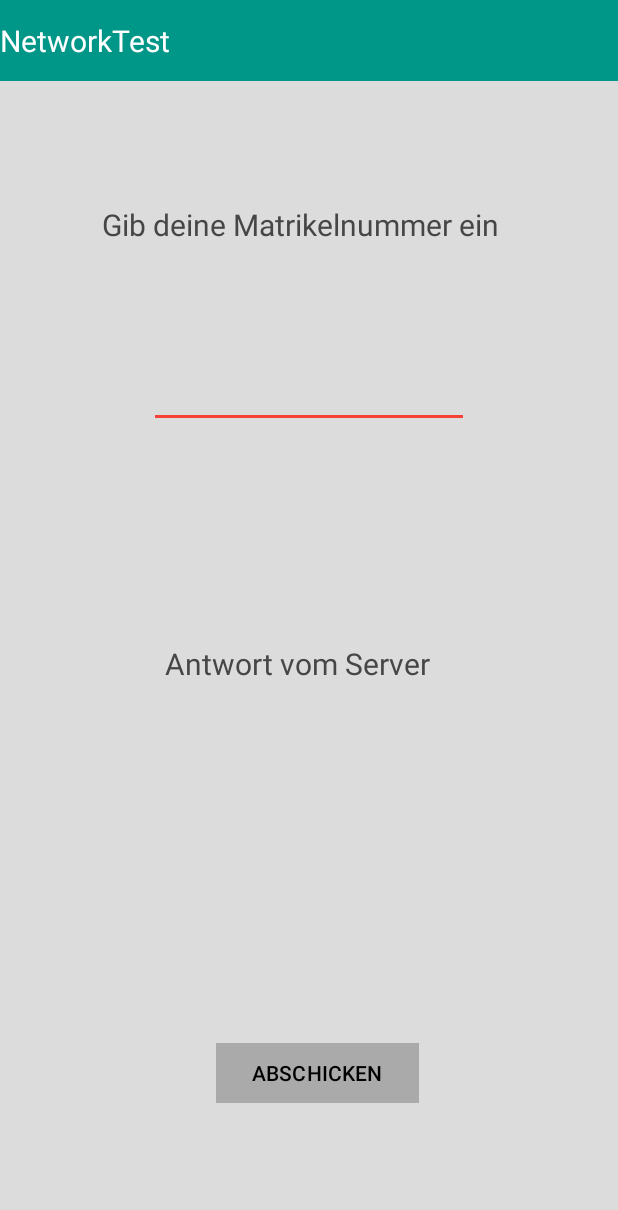
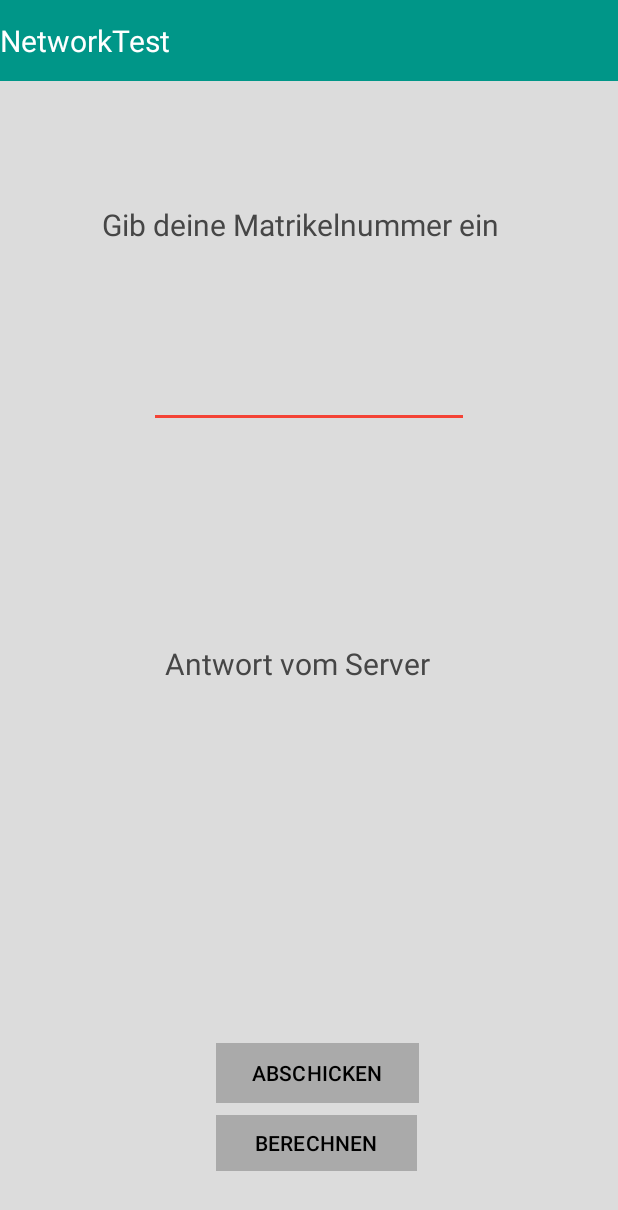
Before and after one commit to franzhaimburger/SE2Einzelphase, an Android app: the screen it shows after launch (MainActivity), on a phone screen of 412 x 824 dp. Shown: the top 1210 px of the screen. Run offline under Robolectric (Android 15) with nearby library versions, the phone set to English and light mode, and no system bars.

Commit message:
neuer Button für die Berechnung hinzufügen

```diff
--- a/app/src/main/res/layout/activity_main.xml
+++ b/app/src/main/res/layout/activity_main.xml
@@ -35,6 +35,21 @@
         app:layout_constraintEnd_toEndOf="parent"
         app:layout_constraintHorizontal_bias="0.0"
         app:layout_constraintStart_toStartOf="parent" />
+
+    <Button
+        android:id="@+id/button2"
+        android:layout_width="134dp"
+        android:layout_height="45dp"
+        android:layout_marginStart="144dp"
+        android:layout_marginBottom="36dp"
+        android:backgroundTint="#AAAAAA"
+        android:text="BERECHNEN"
+        android:textColor="@color/black"
+        app:cornerRadius="0dp"
+        app:layout_constraintBottom_toBottomOf="parent"
+        app:layout_constraintStart_toStartOf="parent"
+        app:layout_constraintTop_toBottomOf="@+id/button1"
+        app:layout_constraintVertical_bias="0.0" />
 
     <Button
         android:id="@+id/button1"
```
